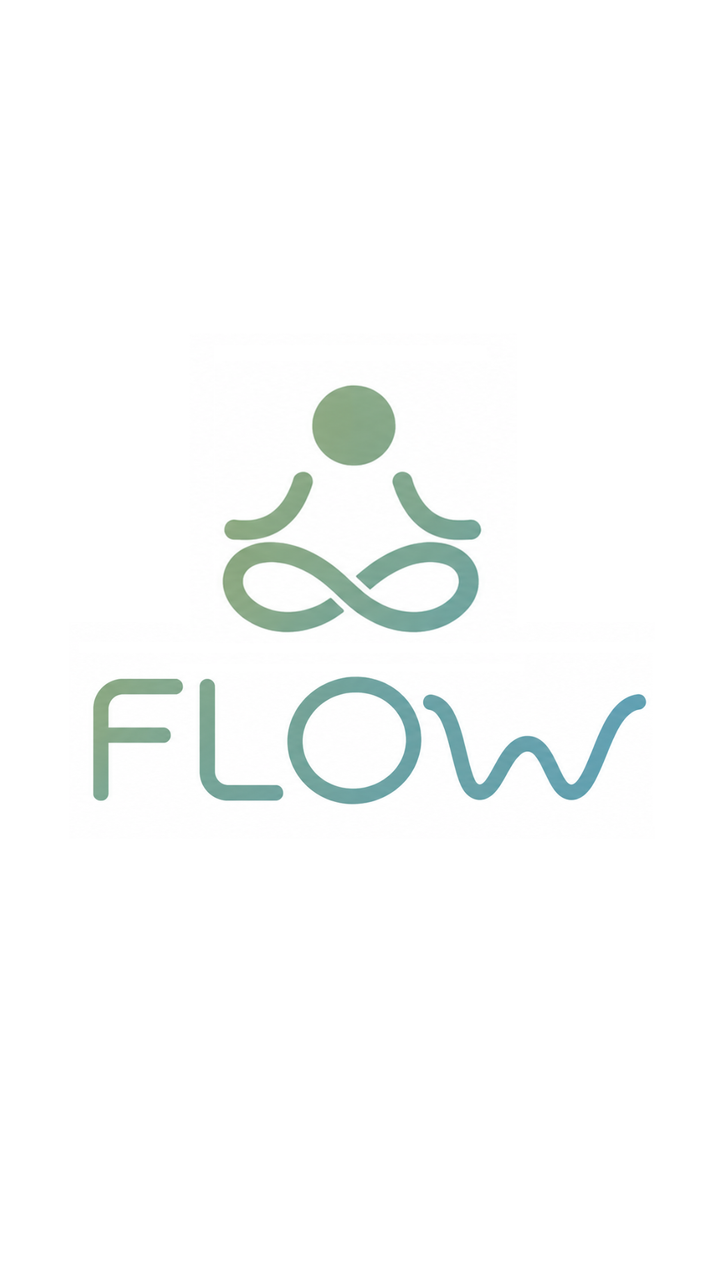
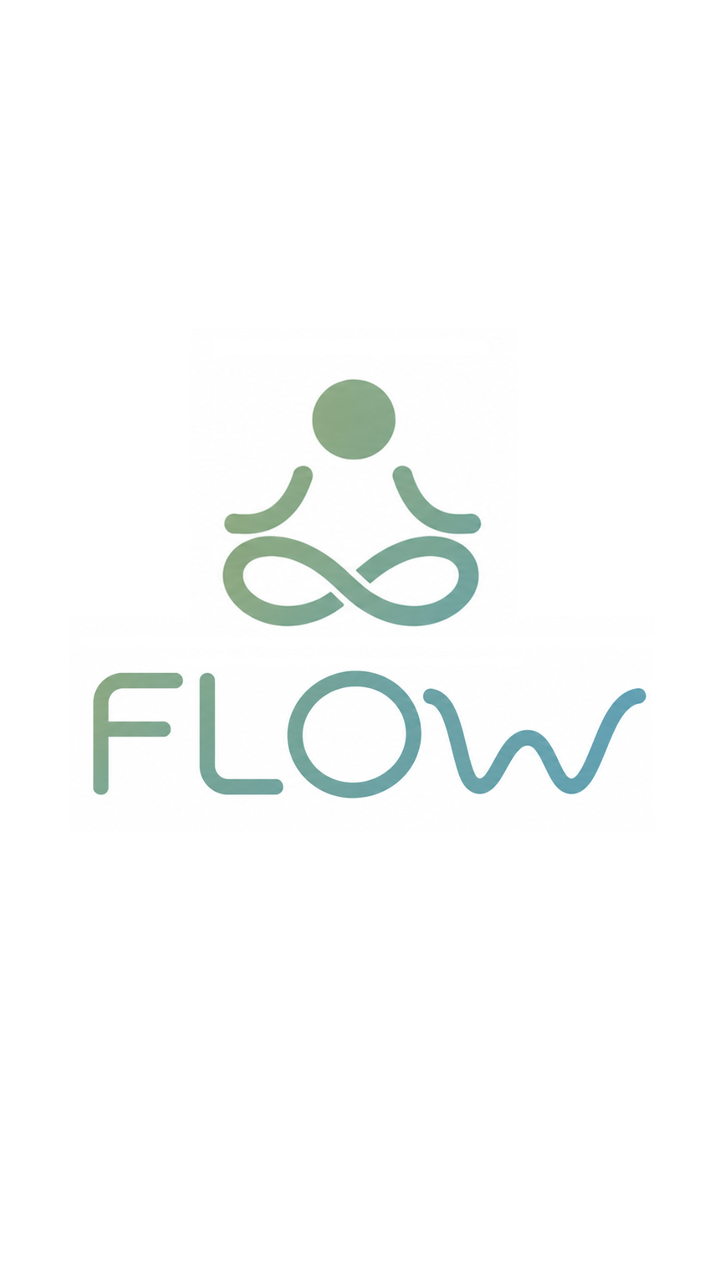

The first picture is an Android layout as it rendered before a commit; the second is the same layout after the commit. The layout source and the unified diff follow.
<!-- AndroidManifest.xml: application theme Theme.FLOW -->
<!-- res/layout/activity_splash.xml -->
<?xml version="1.0" encoding="utf-8"?>
<LinearLayout xmlns:android="http://schemas.android.com/apk/res/android"
    xmlns:app="http://schemas.android.com/apk/res-auto"
    xmlns:tools="http://schemas.android.com/tools"
    android:id="@+id/main"
    android:layout_width="match_parent"
    android:layout_height="match_parent"
    android:background="#FFFFFF"
    android:gravity="center"
    android:orientation="vertical"
    tools:context=".SplashActivity">

    <ImageView
        android:id="@+id/ivSplashLogo"
        android:layout_width="303dp"
        android:layout_height="295dp"
        android:elevation="50dp"
        android:src="@drawable/splash_screen_logo">

    </ImageView>

    <ProgressBar
        android:layout_width="29dp"
        android:layout_height="30dp"
        android:indeterminateTint="#718D77"
        android:progress="@integer/material_motion_duration_long_2">

    </ProgressBar>
</LinearLayout>
<!-- resources referenced by this layout -->
<resources>
  <!-- drawable splash_screen_logo: png bitmap (drawable, 365381 bytes) -->
  <style name="Theme.FLOW" parent="Base.Theme.FLOW" />
  <style name="Base.Theme.FLOW" parent="Theme.Material3.DayNight.NoActionBar">
          
          
      </style>
</resources>

<!-- the commit's change to res/layout/activity_splash.xml (unified diff, before → after) -->
@@ -14,16 +14,14 @@
         android:id="@+id/ivSplashLogo"
         android:layout_width="303dp"
         android:layout_height="295dp"
-        android:elevation="50dp"
         android:src="@drawable/splash_screen_logo">
 
     </ImageView>
 
     <ProgressBar
-        android:layout_width="29dp"
-        android:layout_height="30dp"
-        android:indeterminateTint="#718D77"
-        android:progress="@integer/material_motion_duration_long_2">
+        android:layout_width="36dp"
+        android:layout_height="36dp"
+        android:indeterminateTint="#718D77">
 
     </ProgressBar>
 </LinearLayout>
<!-- resource entries referenced after the edit -->
@@ -4,6 +4,8 @@
   <style name="Theme.FLOW" parent="Base.Theme.FLOW" />
   <style name="Base.Theme.FLOW" parent="Theme.Material3.DayNight.NoActionBar">
           
+          <item name="android:windowBackground">#FFFFFF</item>
+          <item name="android:windowDisablePreview">true</item>
           
       </style>
 </resources>
